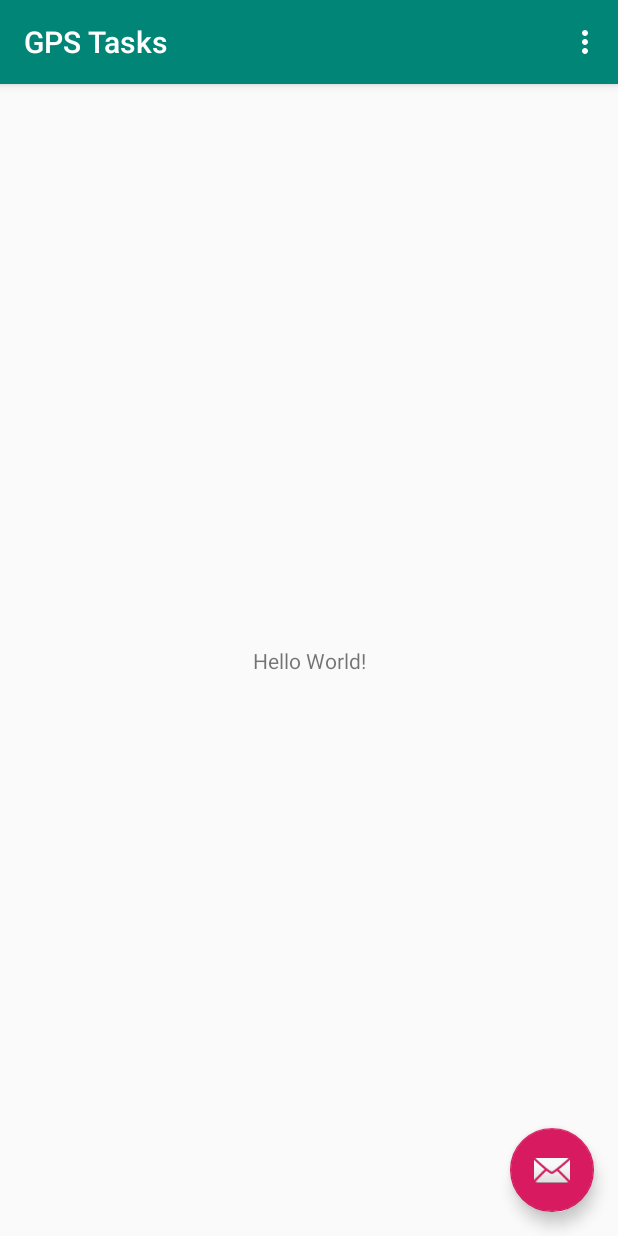
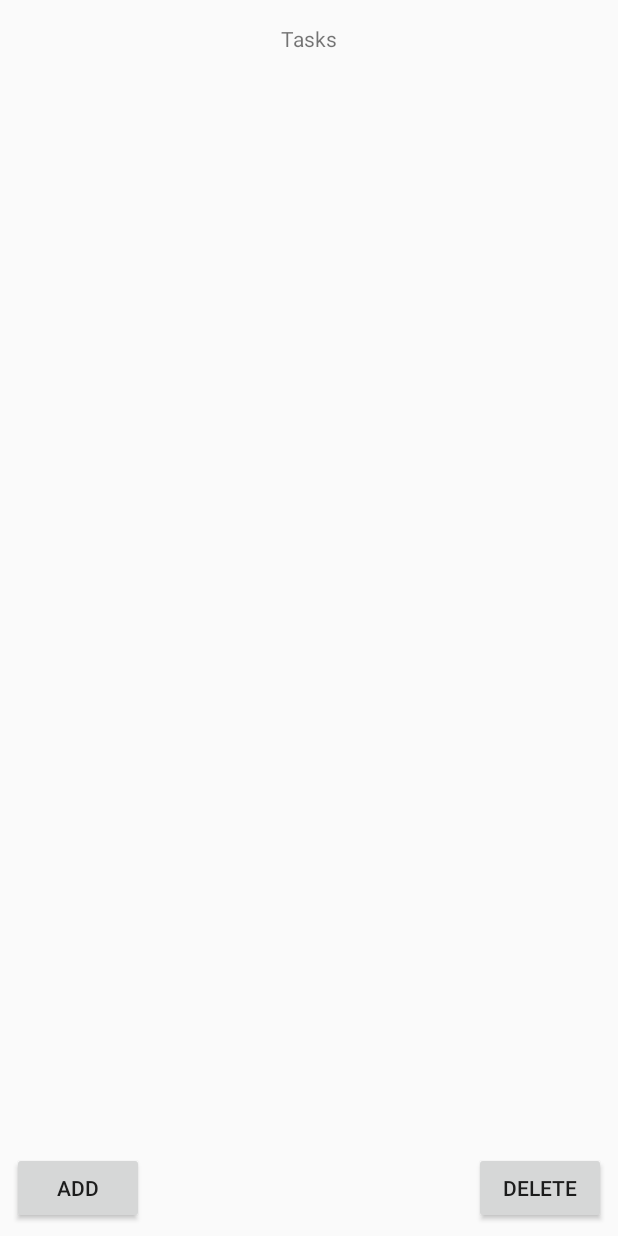
Before and after one commit to SpencerCBryson/GPSTasks, an Android app: the screen it shows after launch (MainActivity), on a phone screen of 412 x 824 dp. Run offline under Robolectric (Android 15) with nearby library versions, the phone set to English and light mode, and no system bars.

Commit message:
basic ui additions
psuhed cause I'm not working on it for a little bit, will prob start again at late o clock tho :)

```diff
--- a/app/build.gradle
+++ b/app/build.gradle
@@ -24,7 +24,7 @@ android {
 
 dependencies {
     implementation fileTree(dir: 'libs', include: ['*.jar'])
-    implementation"org.jetbrains.kotlin:kotlin-stdlib-jdk7:$kotlin_version"
+    implementation "org.jetbrains.kotlin:kotlin-stdlib-jdk7:$kotlin_version"
     implementation 'com.android.support:appcompat-v7:28.0.0'
     implementation 'com.android.support.constraint:constraint-layout:1.1.3'
     implementation 'com.android.support:design:28.0.0'
--- a/app/src/main/java/com/spencerbyson/gpstasks/MainActivity.kt
+++ b/app/src/main/java/com/spencerbyson/gpstasks/MainActivity.kt
@@ -14,6 +14,7 @@ import android.support.v7.app.AppCompatActivity;
 import android.util.Log
 import android.view.Menu
 import android.view.MenuItem
+import android.widget.Button
 
 import kotlinx.android.synthetic.main.activity_main.*
 
@@ -22,17 +23,22 @@ class MainActivity : AppCompatActivity() {
     var locGranted = false
     val TAG = "GPSTasks-Main"
 
+    override fun onActivityResult(requestCode: Int, resultCode: Int, data: Intent?) {
+        Log.d("nice", requestCode.toString() + resultCode.toString() + data.toString())
+    }
+
     override fun onCreate(savedInstanceState: Bundle?) {
         super.onCreate(savedInstanceState)
         setContentView(R.layout.activity_main)
-        setSupportActionBar(toolbar)
+        getPerms()
 
-        fab.setOnClickListener { view ->
-            Snackbar.make(view, "Replace with your own action", Snackbar.LENGTH_LONG)
-                .setAction("Action", null).show()
+        val addButton = findViewById<Button>(R.id.mAddButton)
+        val deletebutton = findViewById<Button>(R.id.mDeleteButton)
+
+        addButton.setOnClickListener{
+            val intent = Intent(this, select_child::class.java)
+            startActivityForResult(intent, 1)
         }
-
-        getPerms()
     }
 
     override fun onCreateOptionsMenu(menu: Menu): Boolean {
--- a/app/src/main/res/layout/activity_main.xml
+++ b/app/src/main/res/layout/activity_main.xml
@@ -1,5 +1,5 @@
 <?xml version="1.0" encoding="utf-8"?>
-<android.support.design.widget.CoordinatorLayout
+<android.support.constraint.ConstraintLayout
     xmlns:android="http://schemas.android.com/apk/res/android"
     xmlns:app="http://schemas.android.com/apk/res-auto"
     xmlns:tools="http://schemas.android.com/tools"
@@ -7,28 +7,32 @@
     android:layout_height="match_parent"
     tools:context=".MainActivity">
 
-    <android.support.design.widget.AppBarLayout
-            android:layout_height="wrap_content"
-            android:layout_width="match_parent"
-            android:theme="@style/AppTheme.AppBarOverlay">
-
-        <android.support.v7.widget.Toolbar
-                android:id="@+id/toolbar"
-                android:layout_width="match_parent"
-                android:layout_height="?attr/actionBarSize"
-                android:background="?attr/colorPrimary"
-                app:popupTheme="@style/AppTheme.PopupOverlay"/>
-
-    </android.support.design.widget.AppBarLayout>
-
-    <include layout="@layout/content_main"/>
-
-    <android.support.design.widget.FloatingActionButton
-            android:id="@+id/fab"
+    <Button
+            android:text="@string/addbutton"
             android:layout_width="wrap_content"
             android:layout_height="wrap_content"
-            android:layout_gravity="bottom|end"
-            android:layout_margin="@dimen/fab_margin"
-            app:srcCompat="@android:drawable/ic_dialog_email"/>
-
-</android.support.design.widget.CoordinatorLayout>
+            android:id="@+id/mAddButton" android:layout_marginBottom="8dp"
+            app:layout_constraintBottom_toBottomOf="parent" app:layout_constraintStart_toStartOf="parent"
+            android:layout_marginStart="8dp"/>
+    <Button
+            android:text="@string/deletebutton"
+            android:layout_width="wrap_content"
+            android:layout_height="wrap_content"
+            android:id="@+id/mDeleteButton"
+            app:layout_constraintBottom_toBottomOf="parent" android:layout_marginBottom="8dp"
+            app:layout_constraintEnd_toEndOf="parent" android:layout_marginEnd="8dp"/>
+    <ListView
+            android:layout_width="368dp"
+            android:layout_height="456dp" android:layout_marginEnd="8dp"
+            app:layout_constraintEnd_toEndOf="parent" app:layout_constraintStart_toStartOf="parent"
+            android:layout_marginStart="8dp"
+            app:layout_constraintHorizontal_bias="0.0" android:layout_marginBottom="8dp"
+            app:layout_constraintBottom_toTopOf="@+id/mAddButton"/>
+    <TextView
+            android:text="@string/taskmenutitle"
+            android:layout_width="wrap_content"
+            android:layout_height="wrap_content"
+            android:id="@+id/textView2" app:layout_constraintStart_toStartOf="parent"
+            app:layout_constraintEnd_toEndOf="parent"
+            android:layout_marginTop="16dp" app:layout_constraintTop_toTopOf="parent"/>
+</android.support.constraint.ConstraintLayout>
--- a/app/src/main/res/values/strings.xml
+++ b/app/src/main/res/values/strings.xml
@@ -1,4 +1,8 @@
 <resources>
     <string name="app_name">GPS Tasks</string>
     <string name="action_settings">Settings</string>
+    <string name="addbutton">Add</string>
+    <string name="deletebutton">Delete</string>
+    <string name="tasknamefiller">Task 1</string>
+    <string name="taskmenutitle">Tasks</string>
 </resources>
```
Also changed, not shown: app/src/main/AndroidManifest.xml (+8 -3 lines), app/src/main/java/com/spencerbyson/gpstasks/new_task.kt (added, +12 -0 lines), app/src/main/java/com/spencerbyson/gpstasks/select_child.kt (added, +12 -0 lines), app/src/main/res/layout/activity_new_task.xml (added, +10 -0 lines), app/src/main/res/layout/activity_select_child.xml (added, +35 -0 lines). Lines whose indentation alone changed are shown as unchanged.
